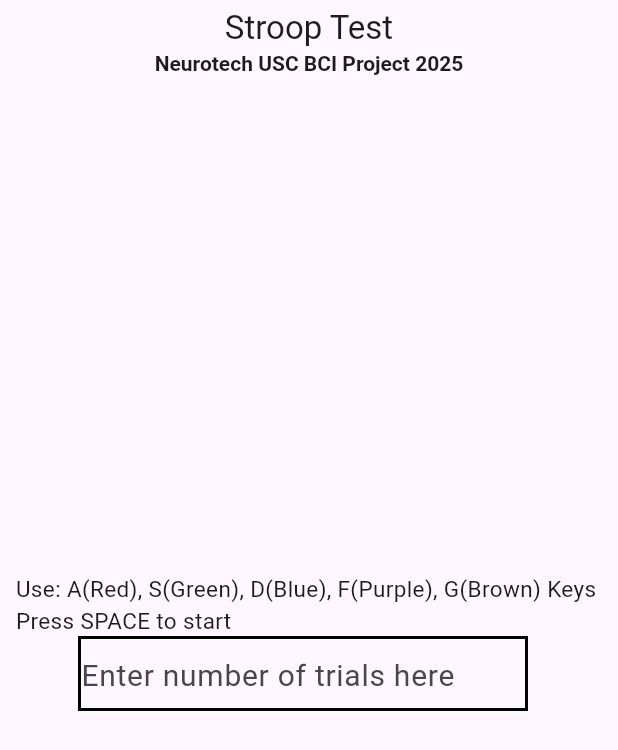
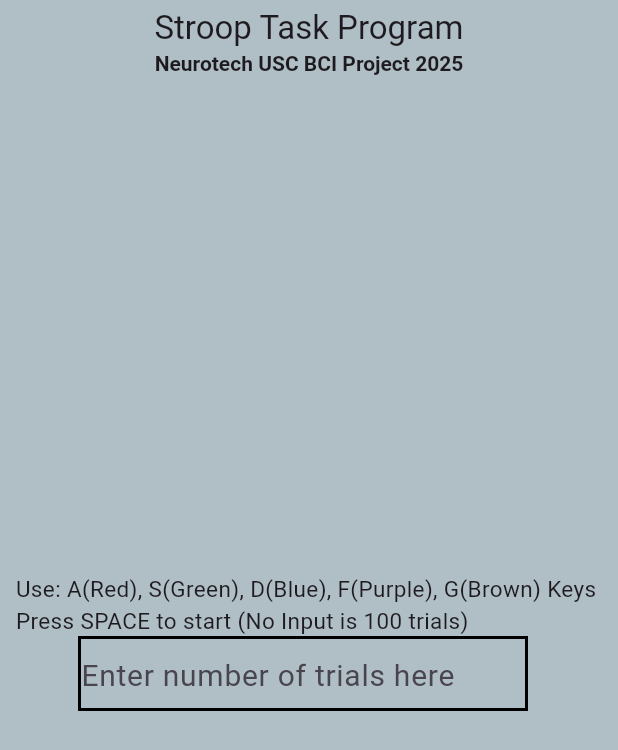
Before and after one commit to Neurotech-BCI/Application, a Flutter app: the screen it shows after launch, on a phone screen of 412 x 824 dp. Shown: the top 750 px of the screen. Run offline on Flutter 3.47's test engine with Material 3 defaults, Android fonts, the phone set to English and light mode, and no system bars; our stand-ins replace csv, flutter_bloc, time.

```diff
--- a/stroop/lib/main.dart
+++ b/stroop/lib/main.dart
@@ -218,12 +218,14 @@ class MyHomePage extends StatelessWidget {
   @override
   Widget build(BuildContext context) {
     return Scaffold(
+      backgroundColor: const Color(0xFFB0BEC5),
       appBar: AppBar(
+        backgroundColor:   const Color(0xFFB0BEC5),
         centerTitle: true,
         title: Column(
           mainAxisAlignment: MainAxisAlignment.center,
           children: [
-            const Text('Stroop Test'),
+            const Text('Stroop Task Program'),
             Text(
               'Neurotech USC BCI Project 2025',
               style: const TextStyle(
@@ -409,7 +411,7 @@ class _InputOnStartState extends State<InputOnStart> {
       child: Column(
         mainAxisAlignment: MainAxisAlignment.center,
         children: [
-          Text('Use: A(Red), S(Green), D(Blue), F(Purple), G(Brown) Keys \nPress SPACE to start',
+          Text('Use: A(Red), S(Green), D(Blue), F(Purple), G(Brown) Keys \nPress SPACE to start (No Input is 100 trials)',
             style: const TextStyle(fontSize: 15)
           ),
           Row(
```
